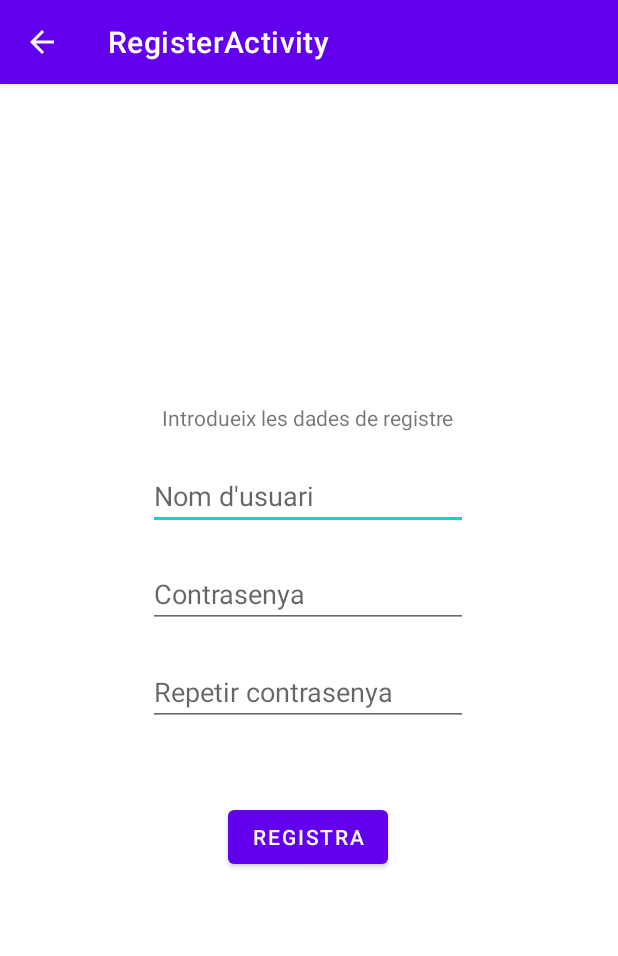
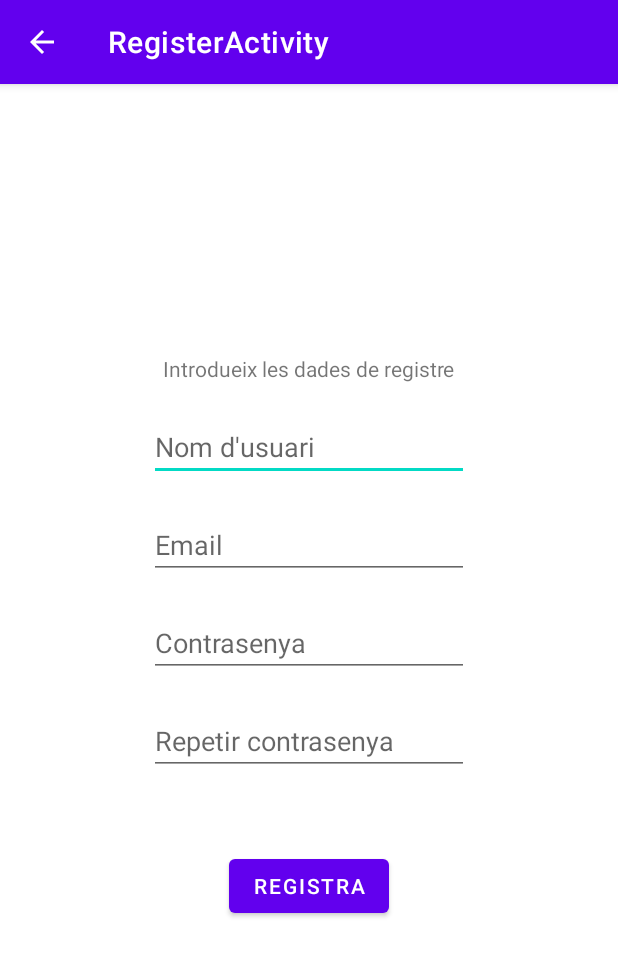
Before and after one commit to iliasasskali/SquadFinder, an Android app: the RegisterActivity screen opened directly, with no data from a screen before it, on a phone screen of 412 x 824 dp. Shown: the top 956 px of the screen. Run offline under Robolectric (Android 15) with nearby library versions, the phone set to English and light mode, and no system bars.

Commit message:
email afagit a registre i login

```diff
--- a/app/src/main/java/upf/edu/squadfinder/RegisterActivity.kt
+++ b/app/src/main/java/upf/edu/squadfinder/RegisterActivity.kt
@@ -1,16 +1,17 @@
 package upf.edu.squadfinder
 
 import android.content.Intent
-import androidx.appcompat.app.AppCompatActivity
 import android.os.Bundle
+import android.text.TextUtils
+import android.util.Patterns
 import android.view.MenuItem
 import android.widget.Button
 import android.widget.EditText
 import android.widget.Toast
+import androidx.appcompat.app.AppCompatActivity
 import upf.edu.squadfinder.data.User
-import java.io.File
-import java.io.FileOutputStream
 import java.io.InputStream
+
 
 class RegisterActivity : AppCompatActivity() {
     override fun onCreate(savedInstanceState: Bundle?) {
@@ -26,11 +27,13 @@ class RegisterActivity : AppCompatActivity() {
         val registerButton = findViewById<Button>(R.id.registerButton2)
         registerButton.setOnClickListener {
             val grupInputField = findViewById<EditText>(R.id.inputGroup)
+            val emailInputField = findViewById<EditText>(R.id.inputEmail)
             val passInputField = findViewById<EditText>(R.id.inputPass)
             val pass2InputField = findViewById<EditText>(R.id.inputPass2)
 
             //Check if the user can be registered
             var userBoxString: String = grupInputField.text.toString()
+            var emailBoxString: String = emailInputField.text.toString()
             var passBoxString: String = passInputField.text.toString()
             var pass2BoxString: String = pass2InputField.text.toString()
 
@@ -47,13 +50,16 @@ class RegisterActivity : AppCompatActivity() {
             if (passBoxString == pass2BoxString) {
                 //logic --> in order to know if the boxes are filled
                 if ((userBoxString.length<=0) && (passBoxString.length<=0)){
-                    Toast.makeText(this,"Error amb les dades", Toast.LENGTH_SHORT).show()
+                    Toast.makeText(this, "Error amb les dades", Toast.LENGTH_SHORT).show()
                 }
                 else if (userBoxString.length<=0){
-                    Toast.makeText(this,"Problema amb el nom d'usuari", Toast.LENGTH_SHORT).show()
+                    Toast.makeText(this, "Problema amb el nom d'usuari", Toast.LENGTH_SHORT).show()
+                }
+                else if (!this.isValidEmail(emailBoxString)){
+                    Toast.makeText(this, "El format de l'email és incorrecte", Toast.LENGTH_SHORT).show()
                 }
                 else if (passBoxString.length<=0){
-                    Toast.makeText(this,"Problema amb la contrasenya", Toast.LENGTH_SHORT).show()
+                    Toast.makeText(this, "Problema amb la contrasenya", Toast.LENGTH_SHORT).show()
                 }
                 else {
                     var exists : Boolean = false
@@ -63,7 +69,7 @@ class RegisterActivity : AppCompatActivity() {
                             break
                         }
                     }
-                    if (exists) Toast.makeText(this,"L'usuari ja existeix", Toast.LENGTH_SHORT).show()
+                    if (exists) Toast.makeText(this, "L'usuari ja existeix", Toast.LENGTH_SHORT).show()
                     else {
                         //If the user is not already created we go to the home screen
                         val intentHome = Intent(this, HomeActivity::class.java).apply {}
@@ -72,17 +78,9 @@ class RegisterActivity : AppCompatActivity() {
                 }
             }
             else {
-                Toast.makeText(this,"La segona contrasenya és diferent a la primera", Toast.LENGTH_SHORT).show()
+                Toast.makeText(this, "La segona contrasenya és diferent a la primera", Toast.LENGTH_SHORT).show()
             }
         }
-    }
-
-    // this event will enable the back function to the button on press
-    override fun onOptionsItemSelected(item: MenuItem): Boolean {
-        //val myIntent = Intent(this, MainActivity::class.java).apply {}
-        //startActivity(myIntent)
-        finish()
-        return true
     }
 
     //get the list of users from "database" ==> users.txt
@@ -94,16 +92,31 @@ class RegisterActivity : AppCompatActivity() {
         //reading the file line to line
         assetInStream.bufferedReader().forEachLine {
             //Splitting the line by one space
-            var (string1, string2) = it.split(" ");
+            var (string1, string2, string3) = it.split(" ");
             string1 = string1.filter { !it.isWhitespace() } //for the name
-            string2 = string2.filter { !it.isWhitespace() } //for the password
+            string2 = string2.filter { !it.isWhitespace() } //for the email
+            string3 = string3.filter { !it.isWhitespace() } //for the password
 
             string1 = string1.toLowerCase()
             string2 = string2.toLowerCase()
+            //string3 = string2.toLowerCase() the passward can be in lower or uppercase
 
-            usersList.add(User(string1, string2))  //Saving the class inside userList
+            usersList.add(User(string1, string2, string3))  //Saving the class inside userList
         }
 
         return usersList;
     }
+
+    //check if the email provided is correct ==> is in email format
+    fun isValidEmail(target: CharSequence?): Boolean {
+        return !TextUtils.isEmpty(target) && Patterns.EMAIL_ADDRESS.matcher(target).matches()
+    }
+
+    // this event will enable the back function to the button on press
+    override fun onOptionsItemSelected(item: MenuItem): Boolean {
+        //val myIntent = Intent(this, MainActivity::class.java).apply {}
+        //startActivity(myIntent)
+        finish()
+        return true
+    }
 }
--- a/app/src/main/java/upf/edu/squadfinder/data/User.kt
+++ b/app/src/main/java/upf/edu/squadfinder/data/User.kt
@@ -1,3 +1,3 @@
 package upf.edu.squadfinder.data
 
-data class User(val userName: String, val userPassword: String) {}
+data class User(val userName: String, val userEmail: String, val userPassword: String) {}
--- a/app/src/main/res/layout/activity_login.xml
+++ b/app/src/main/res/layout/activity_login.xml
@@ -31,7 +31,7 @@
             android:layout_marginTop="20dp"
             android:ems="10"
             android:inputType="textPersonName"
-            android:hint="Nom d'usuari"
+            android:hint="Nom d'usuari o email"
             app:layout_constraintEnd_toEndOf="parent"
             app:layout_constraintStart_toStartOf="parent"
             app:layout_constraintTop_toBottomOf="@+id/loginText" />
--- a/app/src/main/res/layout/activity_register.xml
+++ b/app/src/main/res/layout/activity_register.xml
@@ -8,17 +8,11 @@
     tools:context=".RegisterActivity">
 
     <androidx.constraintlayout.widget.ConstraintLayout
-        android:id="@+id/constraintLayout2"
-        android:layout_width="match_parent"
-        android:layout_height="match_parent">
-
-        <androidx.constraintlayout.widget.ConstraintLayout
         android:id="@+id/constraintLayout"
         android:layout_width="wrap_content"
         android:layout_height="wrap_content"
         app:layout_constraintBottom_toBottomOf="parent"
         app:layout_constraintEnd_toEndOf="parent"
-            app:layout_constraintHorizontal_bias="0.497"
         app:layout_constraintStart_toStartOf="parent"
         app:layout_constraintTop_toTopOf="parent">
 
@@ -45,6 +39,19 @@
             app:layout_constraintTop_toBottomOf="@+id/textView" />
 
         <EditText
+            android:id="@+id/inputEmail"
+            android:layout_width="wrap_content"
+            android:layout_height="wrap_content"
+            android:layout_marginTop="20dp"
+            android:ems="10"
+            android:hint="Email"
+            android:inputType="textEmailAddress"
+            app:layout_constraintEnd_toEndOf="parent"
+            app:layout_constraintHorizontal_bias="0.0"
+            app:layout_constraintStart_toStartOf="parent"
+            app:layout_constraintTop_toBottomOf="@+id/inputGroup" />
+
+        <EditText
             android:id="@+id/inputPass"
             android:layout_width="wrap_content"
             android:layout_height="wrap_content"
@@ -53,8 +60,9 @@
             android:hint="Contrasenya"
             android:inputType="textPassword"
             app:layout_constraintEnd_toEndOf="parent"
+            app:layout_constraintHorizontal_bias="0.0"
             app:layout_constraintStart_toStartOf="parent"
-                app:layout_constraintTop_toBottomOf="@+id/inputGroup" />
+            app:layout_constraintTop_toBottomOf="@+id/inputEmail" />
 
         <EditText
             android:id="@+id/inputPass2"
@@ -65,6 +73,7 @@
             android:hint="Repetir contrasenya"
             android:inputType="textPassword"
             app:layout_constraintEnd_toEndOf="parent"
+            app:layout_constraintHorizontal_bias="0.0"
             app:layout_constraintStart_toStartOf="parent"
             app:layout_constraintTop_toBottomOf="@+id/inputPass" />
 
@@ -83,6 +92,5 @@
             tools:visibility="visible" />
 
     </androidx.constraintlayout.widget.ConstraintLayout>
-    </androidx.constraintlayout.widget.ConstraintLayout>
 
 </androidx.constraintlayout.widget.ConstraintLayout>
```
Also changed, not shown: app/src/main/assets/users.txt (+4 -4 lines), app/src/main/java/upf/edu/squadfinder/LoginActivity.kt (+7 -4 lines), 49 other files. Lines whose indentation alone changed are shown as unchanged.
